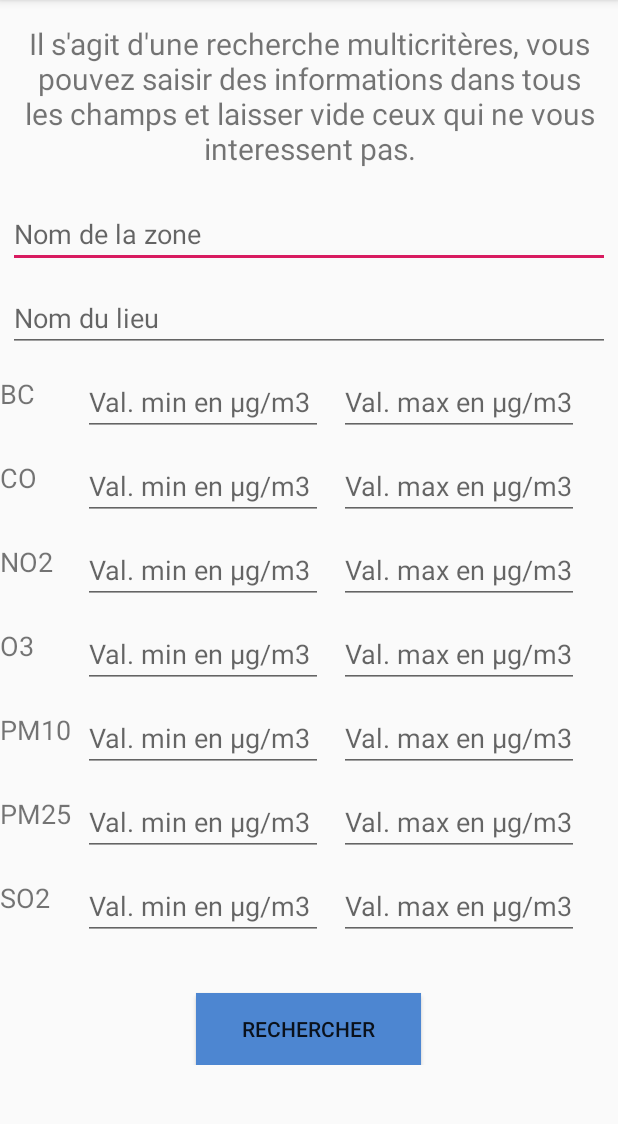
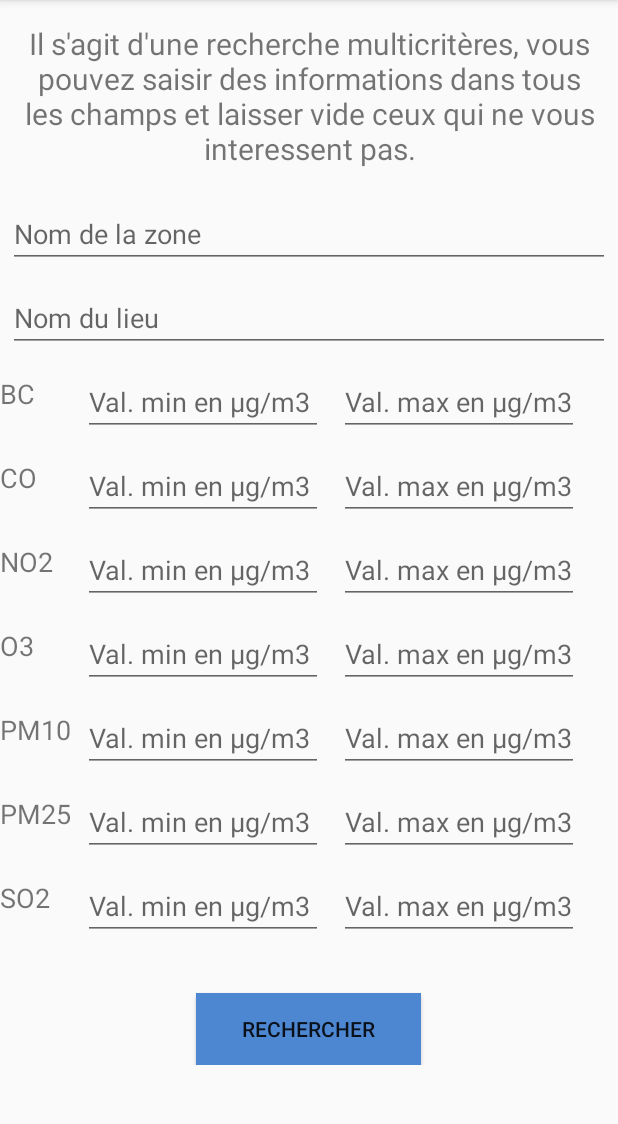
Before and after one commit to paulinerze/covidair, an Android app: the SearchActivity screen opened directly, with no data from a screen before it, on a phone screen of 412 x 824 dp, the part 84-1208 px from its top. Run offline under Robolectric (Android 15) with nearby library versions, the phone set to English and light mode, and no system bars; our stand-ins replace ButterKnife.

Commit message:
clickable sur layout + recherche not autofocus

```diff
--- a/app/src/main/java/com/miage/covidair/adapter/CityAdapter.java
+++ b/app/src/main/java/com/miage/covidair/adapter/CityAdapter.java
@@ -6,6 +6,7 @@ import android.view.LayoutInflater;
 import android.view.View;
 import android.view.ViewGroup;
 import android.widget.ImageView;
+import android.widget.LinearLayout;
 import android.widget.TextView;
 
 import androidx.recyclerview.widget.RecyclerView;
@@ -44,7 +45,7 @@ public class CityAdapter extends RecyclerView.Adapter<CityAdapter.CityViewHolder
         // Adapt the ViewHolder state to the new element
         final City city = mCities.get(position);
         holder.mCityName.setText(city.getName());
-        holder.mCityIcon.setOnClickListener(new View.OnClickListener() {
+        holder.mCityLayout.setOnClickListener(new View.OnClickListener() {
             @Override
             public void onClick(View view) {
                 // Open city details activity
@@ -73,6 +74,9 @@ public class CityAdapter extends RecyclerView.Adapter<CityAdapter.CityViewHolder
         @BindView(R.id.city_adapter_icon)
         ImageView mCityIcon;
 
+        @BindView(R.id.cityLayout)
+        LinearLayout mCityLayout;
+
         public CityViewHolder(View itemView) {
             super(itemView);
             ButterKnife.bind(this, itemView);
--- a/app/src/main/java/com/miage/covidair/adapter/FavoriteAdapter.java
+++ b/app/src/main/java/com/miage/covidair/adapter/FavoriteAdapter.java
@@ -126,7 +126,7 @@ public class FavoriteAdapter extends RecyclerView.Adapter<FavoriteAdapter.Favori
             holder.mSO2Layout.setVisibility(View.GONE);
         }
 
-        holder.mLocationsIcon.setOnClickListener(new View.OnClickListener() {
+        holder.mLocationLayout.setOnClickListener(new View.OnClickListener() {
             @Override
             public void onClick(View view) {
                 // Open locations details activity
@@ -150,6 +150,9 @@ public class FavoriteAdapter extends RecyclerView.Adapter<FavoriteAdapter.Favori
 
     // Pattern ViewHolder
     class FavoritesViewHolder extends RecyclerView.ViewHolder {
+
+        @BindView(R.id.locationLayout)
+        LinearLayout mLocationLayout;
 
         @BindView(R.id.favorite_adapter_icon)
         ImageView mLocationsIcon;
--- a/app/src/main/java/com/miage/covidair/adapter/LocationAdapter.java
+++ b/app/src/main/java/com/miage/covidair/adapter/LocationAdapter.java
@@ -127,7 +127,7 @@ public class LocationAdapter extends RecyclerView.Adapter<LocationAdapter.Locati
         }
 
 
-        holder.mLocationsIcon.setOnClickListener(new View.OnClickListener() {
+        holder.mLocationLayout.setOnClickListener(new View.OnClickListener() {
             @Override
             public void onClick(View view) {
                 // Open locations details activity
@@ -150,6 +150,9 @@ public class LocationAdapter extends RecyclerView.Adapter<LocationAdapter.Locati
 
     // Pattern ViewHolder
     class LocationsViewHolder extends RecyclerView.ViewHolder {
+
+        @BindView(R.id.locationLayout)
+        LinearLayout mLocationLayout;
 
         @BindView(R.id.locations_adapter_icon)
         ImageView mLocationsIcon;
--- a/app/src/main/res/layout/activity_main.xml
+++ b/app/src/main/res/layout/activity_main.xml
@@ -18,7 +18,9 @@
         <LinearLayout
             android:id="@+id/search_area"
             android:layout_width="match_parent"
-            android:layout_height="wrap_content">
+            android:layout_height="wrap_content"
+            android:focusable="true"
+            android:focusableInTouchMode="true">
 
             <EditText
                 android:id="@+id/activity_main_search_adress_edittext"
@@ -26,7 +28,7 @@
                 android:layout_height="wrap_content"
                 android:layout_margin="5dp"
                 android:ems="10"
-                android:hint="Recherchez un lieu"
+                android:hint="Filtrer les résultats"
                 android:inputType="text" />
         </LinearLayout>
 
--- a/app/src/main/res/layout/activity_map.xml
+++ b/app/src/main/res/layout/activity_map.xml
@@ -18,7 +18,9 @@
             android:layout_margin="5dp"
             android:ems="10"
             android:hint="Recherchez une ville"
-            android:inputType="text" />
+            android:inputType="text"
+            android:focusable="true"
+            android:focusableInTouchMode="true"/>
 
         <fragment
             android:id="@+id/map"
--- a/app/src/main/res/layout/city_item.xml
+++ b/app/src/main/res/layout/city_item.xml
@@ -1,5 +1,6 @@
 <?xml version="1.0" encoding="utf-8"?>
 <LinearLayout xmlns:android="http://schemas.android.com/apk/res/android"
+    android:id="@+id/cityLayout"
     android:layout_width="match_parent"
     android:layout_height="wrap_content"
     android:orientation="horizontal">
--- a/app/src/main/res/layout/locations_item.xml
+++ b/app/src/main/res/layout/locations_item.xml
@@ -1,5 +1,6 @@
 <?xml version="1.0" encoding="utf-8"?>
 <LinearLayout xmlns:android="http://schemas.android.com/apk/res/android"
+    android:id="@+id/locationLayout"
     android:layout_width="match_parent"
     android:layout_height="wrap_content"
     android:orientation="horizontal">
--- a/app/src/main/res/layout/search_layout.xml
+++ b/app/src/main/res/layout/search_layout.xml
@@ -19,7 +19,9 @@
             app:layout_constraintBottom_toBottomOf="parent"
             app:layout_constraintEnd_toEndOf="parent"
             app:layout_constraintStart_toStartOf="parent"
-            app:layout_constraintTop_toTopOf="parent">
+            app:layout_constraintTop_toTopOf="parent"
+            android:focusable="true"
+            android:focusableInTouchMode="true">
 
             <TextView
                 android:layout_width="match_parent"
```
